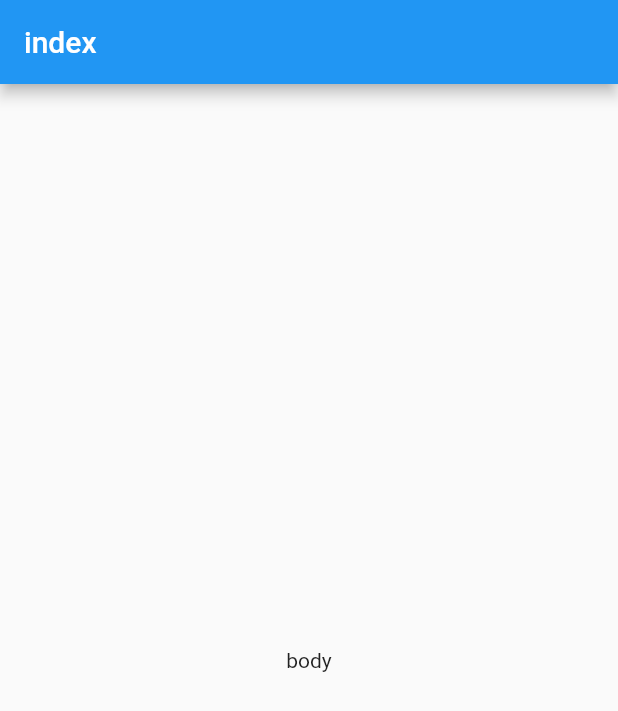
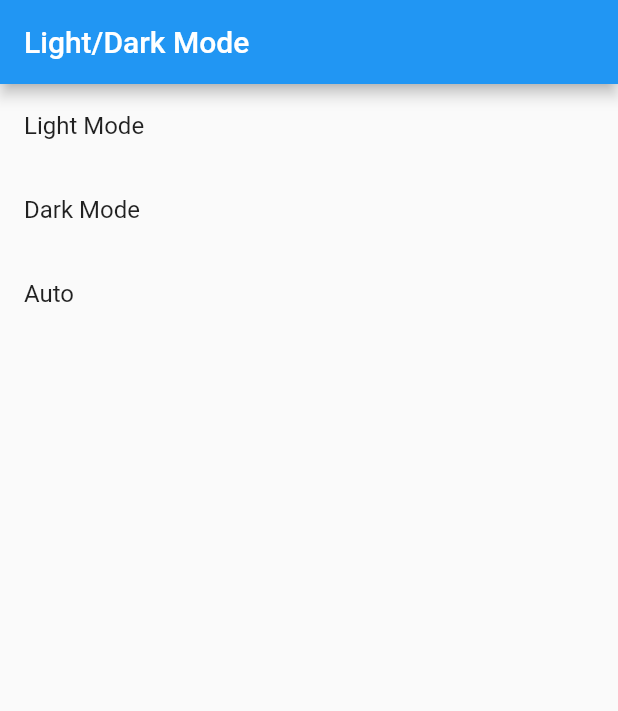
Before and after one commit to SmyxBug/flutter_template_2020, a Flutter app: the screen it shows after launch, on a phone screen of 412 x 824 dp. Shown: the top 711 px of the screen. Run offline on Flutter 3.47's test engine with Material 2 defaults, Android fonts, the phone set to English and light mode, and no system bars; our stand-ins replace cookie_jar, dio, dio_cookie_manager; missing offline and left inert: sp_util.

Commit message:
手动/自动切换主题(深色/浅色)完成

```diff
--- a/lang/en.json
+++ b/lang/en.json
@@ -1,3 +1,6 @@
 {
-  "title": "internationalization"
+  "changeDarkMode": "Light/Dark Mode",
+  "darkMode": "Dark Mode",
+  "lightMode": "Light Mode",
+  "automatic": "Auto"
 }
--- a/lang/zh.json
+++ b/lang/zh.json
@@ -1,3 +1,6 @@
 {
-  "title": "国际化"
+  "changeDarkMode": "切换深/浅色模式",
+  "darkMode": "深色模式",
+  "lightMode": "浅色模式",
+  "automatic": "跟随系统"
 }
--- a/lib/app_init.dart
+++ b/lib/app_init.dart
@@ -3,9 +3,8 @@ import 'package:flutter_localizations/flutter_localizations.dart';
 import 'package:provider/provider.dart';
 import 'package:sp_util/sp_util.dart';
 import 'package:template/i18/app_i18.dart';
-import 'package:template/page/index_page.dart';
-import 'package:template/provider/theme_provider.dart';
-import 'package:template/provider/user_provider.dart';
+import 'package:template/page/dark_mode_page.dart';
+import 'package:template/provider/dark_provider.dart';
 
 import 'http/request.dart';
 
@@ -15,8 +14,7 @@ class AppInit {
     await SpUtil.getInstance(); // 本地存储初始化
     runApp(MultiProvider(
       providers: [
-        ChangeNotifierProvider.value(value: ThemeProvider()),
-        ChangeNotifierProvider.value(value: UserProvider()),
+        ChangeNotifierProvider.value(value: DarkModeProvider()), // 深色主题和浅色主题之间切换
       ],
       child: MyApp(),
     ));
@@ -27,16 +25,49 @@ class AppInit {
 class MyApp extends StatelessWidget {
   @override
   Widget build(BuildContext context) {
-    return MaterialApp(
-      title: "Template",
+    return Consumer<DarkModeProvider>(builder: (context, darkModeProvider, _) {
+      return 2 == darkModeProvider.darkMode
+          ? // 跟随系统模式
+          MaterialApp(
+              title: 'Flutter Template 2020',
               debugShowCheckedModeBanner: false,
               // 深色和浅色都写上 这样APP就会随系统自动选择主题色 默认是浅色
               theme: ThemeData(
                 brightness: Brightness.light,
                 primaryColor: Colors.blue,
               ),
-      darkTheme: ThemeData(
-        brightness: Brightness.dark
+              darkTheme: ThemeData(brightness: Brightness.dark),
+              // 国际化配置
+              supportedLocales: [
+                Locale('zh', 'CN'),
+                Locale('en', 'US'),
+              ],
+              localizationsDelegates: [
+                AppI18.delegate, // 自定义组件用来加载本地化json文件
+                GlobalMaterialLocalizations.delegate,
+                GlobalCupertinoLocalizations.delegate,
+                GlobalWidgetsLocalizations.delegate,
+              ],
+              // 获取设备的语言环境和本系统支持的语言环境对比
+              // 如果设备语言不在本app设置的语言列表则默认获取列表第一个语种
+              localeResolutionCallback: (locale, supportedLocales) {
+                for (var supportedLocale in supportedLocales) {
+                  if (supportedLocale.languageCode == locale.languageCode &&
+                      supportedLocale.countryCode == locale.countryCode) {
+                    return supportedLocale;
+                  }
+                }
+                return supportedLocales.first;
+              },
+              home: DarkModePage(),
+            )
+          : MaterialApp(
+              title: 'Flutter Template 2020',
+              debugShowCheckedModeBanner: false,
+              theme: darkModeProvider.darkMode == 1
+                  ? ThemeData.dark()
+                  : ThemeData(
+                      primarySwatch: Colors.blue,
                     ),
               // 国际化配置
               supportedLocales: [
@@ -60,7 +91,8 @@ class MyApp extends StatelessWidget {
                 }
                 return supportedLocales.first;
               },
-      home: IndexPage(),
+              home: DarkModePage(),
             );
+    });
   }
 }
--- /dev/null
+++ b/lib/page/dark_mode_page.dart
@@ -0,0 +1,38 @@
+import 'package:flutter/material.dart';
+import 'package:provider/provider.dart';
+import 'package:template/i18/app_i18.dart';
+import 'package:template/provider/dark_provider.dart';
+
+class DarkModePage extends StatefulWidget {
+  @override
+  _DarkModePageState createState() => _DarkModePageState();
+}
+
+class _DarkModePageState extends State<DarkModePage> {
+  @override
+  Widget build(BuildContext context) {
+    return Scaffold(
+      appBar: AppBar(
+        title: Text(AppI18.of(context).translate('changeDarkMode')),
+      ),
+      body: Center(
+        child: ListView(
+          children: [
+            ListTile(
+              title: Text(AppI18.of(context).translate('lightMode')),
+              onTap: () {Provider.of<DarkModeProvider>(context, listen: false).changeMode(0);},
+            ), // 浅色
+            ListTile(
+              title: Text(AppI18.of(context).translate('darkMode')),
+              onTap: () {Provider.of<DarkModeProvider>(context, listen: false).changeMode(1);},
+            ), // 深色
+            ListTile(
+              title: Text(AppI18.of(context).translate('automatic')),
+              onTap: () {Provider.of<DarkModeProvider>(context, listen: false).changeMode(2);},
+            ), // 跟随系统
+          ],
+        ),
+      ),
+    );
+  }
+}
--- a/lib/page/index_page.dart
+++ /dev/null
@@ -1,20 +0,0 @@
-import 'package:flutter/material.dart';
-
-class IndexPage extends StatefulWidget {
-  @override
-  _IndexPageState createState() => _IndexPageState();
-}
-
-class _IndexPageState extends State<IndexPage> {
-  @override
-  Widget build(BuildContext context) {
-    return Scaffold(
-      appBar: AppBar(
-        title: Text('index'),
-      ),
-      body: Center(
-        child: Text('body'),
-      ),
-    );
-  }
-}
--- /dev/null
+++ b/lib/provider/dark_provider.dart
@@ -0,0 +1,14 @@
+import 'package:flutter/material.dart';
+import 'package:sp_util/sp_util.dart';
+import 'package:template/utils/contant.dart';
+
+class DarkModeProvider with ChangeNotifier {
+  ///  0: 浅色模式 1: 深色模式 2: 跟随系统
+  int _darkMode;
+  int get darkMode => _darkMode;
+  void changeMode(int darkMode) async {
+    _darkMode = darkMode;
+    notifyListeners();
+    SpUtil.putInt(SpConstant.DARK_MODE, darkMode);
+  }
+}
--- /dev/null
+++ b/lib/utils/contant.dart
@@ -0,0 +1,3 @@
+class SpConstant {
+  static const String DARK_MODE = 'darkMode'; // 主题颜色设置常量
+}
```
Also changed, not shown: lib/provider/theme_provider.dart (deleted, +0 -17 lines). Lines whose indentation alone changed are shown as unchanged.
